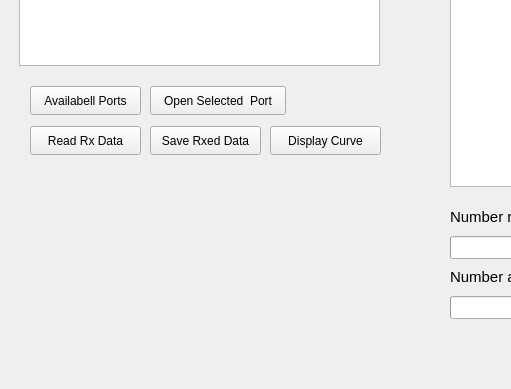
Before: the Qt Designer form Python_Files/main_window.ui in 5Coffee-Break2/PyQT_Draw_Electric_Signal, drawn with Qt 5; both pictures show x 0 to 511 and y 244 to 633 of the 787 by 633 pixel window.
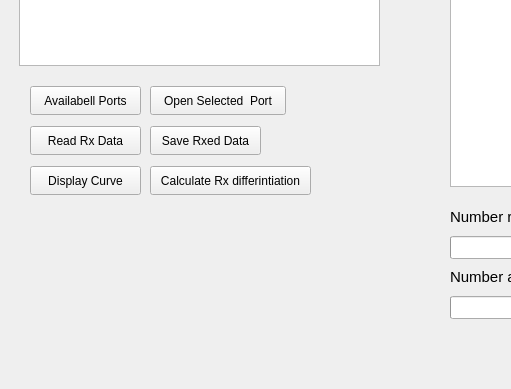
After: the same form once the commit is applied.

What changed in the file:
```diff
--- a/Python_Files/main_window.ui
+++ b/Python_Files/main_window.ui
@@ -139,8 +139,8 @@
    <widget class="QPushButton" name="dispaly_Rx_Data_Btn">
     <property name="geometry">
      <rect>
-      <x>270</x>
-      <y>370</y>
+      <x>30</x>
+      <y>410</y>
       <width>111</width>
       <height>29</height>
      </rect>
@@ -204,6 +204,31 @@
      <string>Number added progress</string>
     </property>
    </widget>
+   <widget class="QPushButton" name="calculate_Rx_Data_Diff_Btn">
+    <property name="geometry">
+     <rect>
+      <x>150</x>
+      <y>410</y>
+      <width>161</width>
+      <height>29</height>
+     </rect>
+    </property>
+    <property name="sizePolicy">
+     <sizepolicy hsizetype="Expanding" vsizetype="Minimum">
+      <horstretch>160</horstretch>
+      <verstretch>40</verstretch>
+     </sizepolicy>
+    </property>
+    <property name="minimumSize">
+     <size>
+      <width>60</width>
+      <height>25</height>
+     </size>
+    </property>
+    <property name="text">
+     <string>Calculate Rx differintiation</string>
+    </property>
+   </widget>
   </widget>
   <widget class="QMenuBar" name="menubar">
    <property name="geometry">
```
Left out of the diff: 6 changed lines with no effect on the pictures.
